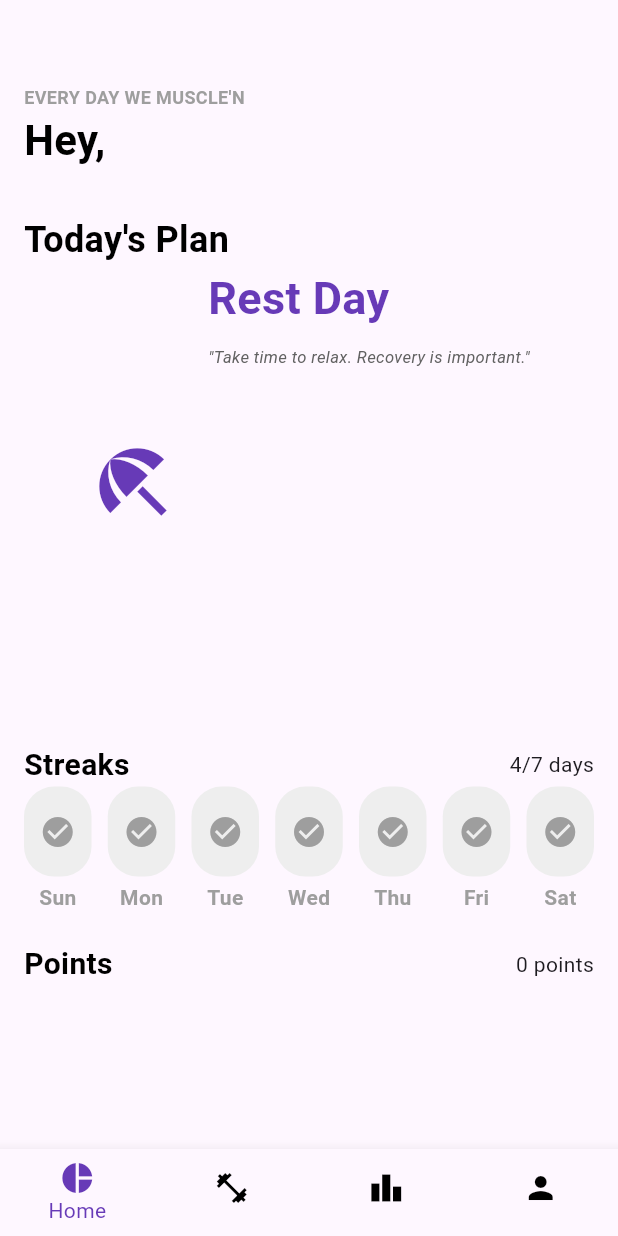
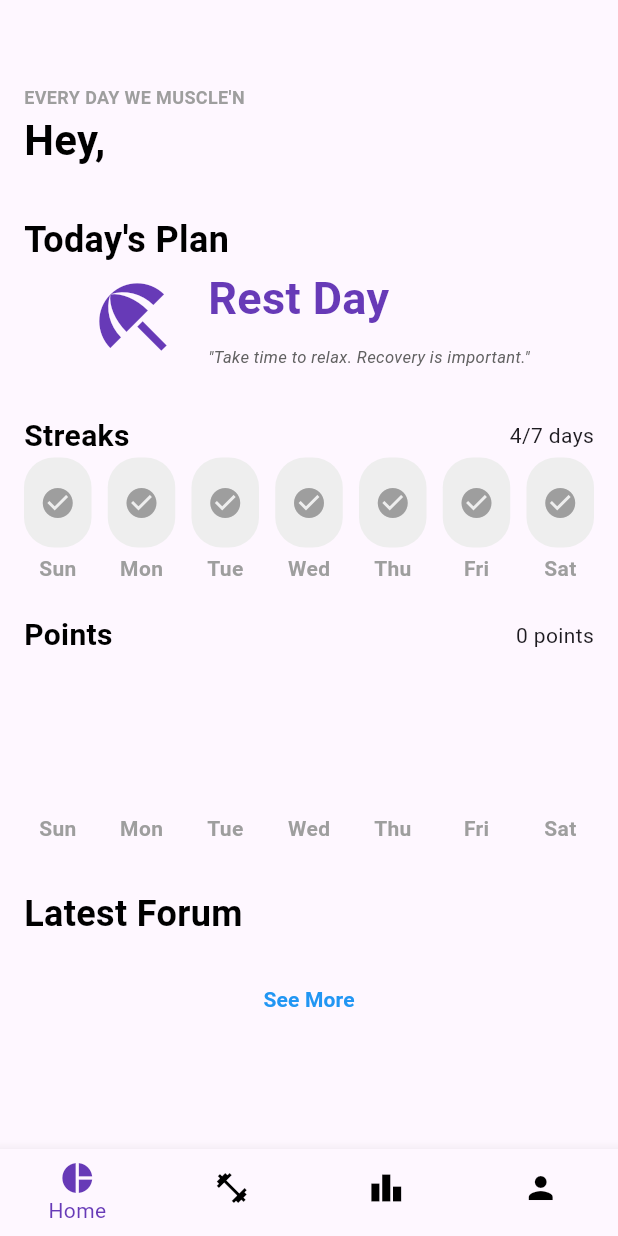
Before and after one commit to Eilhie/BuddyQuest, a Flutter app: the HomePage screen opened by its route, on a phone screen of 412 x 824 dp. Run offline on Flutter 3.47's test engine with Material 3 defaults, Android fonts, the phone set to English and light mode, and no system bars; our stand-ins replace cloud_firestore, firebase_auth, firebase_core, flutter_dotenv, google_sign_in, shared_preferences; accounts and stored records are empty.

Commit message:
MAKE IT DYNAMIC FOR TODAY PLANS

```diff
--- a/lib/home_page.dart
+++ b/lib/home_page.dart
@@ -223,7 +223,8 @@ class _HomePageState extends State<HomePage> {
               ),
 
               // Today's plan from rici api
-              Container(child:FutureBuilder(
+            Container(
+              child: FutureBuilder(
                 future: userService.getUserWorkoutCategory(currUid ?? ""),
                 builder: (context, snapshot) {
                   if (snapshot.connectionState == ConnectionState.waiting) {
@@ -231,8 +232,14 @@ class _HomePageState extends State<HomePage> {
                   }
                   return FutureBuilder(
                     future: Future.wait([
-                      workoutPlanService.getExcerciseByCategoryDay(snapshot.data ?? "", listOfDays.indexWhere((dow) => dow == selectedDay)),
-                      workoutPlanService.getUserProgressByDay(currUid, listOfDays.indexWhere((dow) => dow == selectedDay))
+                      workoutPlanService.getExcerciseByCategoryDay(
+                        snapshot.data ?? "",
+                        listOfDays.indexWhere((dow) => dow == selectedDay),
+                      ),
+                      workoutPlanService.getUserProgressByDay(
+                        currUid,
+                        listOfDays.indexWhere((dow) => dow == selectedDay),
+                      )
                     ]),
                     builder: (context, snapshot) {
                       if (snapshot.connectionState == ConnectionState.waiting) {
@@ -245,11 +252,11 @@ class _HomePageState extends State<HomePage> {
                               crossAxisAlignment: CrossAxisAlignment.center,
                               children: [
                                 Icon(
-                                  Icons.beach_access, // Icon representing rest, like a beach or vacation icon
+                                  Icons.beach_access, // Icon representing rest
                                   size: 60,
                                   color: Colors.deepPurple,
                                 ),
-                                SizedBox(width: 20), // Spacing between icon and text
+                                SizedBox(width: 20),
                                 Column(
                                   crossAxisAlignment: CrossAxisAlignment.start,
                                   children: [
@@ -278,11 +285,12 @@ class _HomePageState extends State<HomePage> {
                           );
                         }
 
-
                         Map<String, dynamic>? exercisesOfDay = snapshot.data?[0] as Map<String, dynamic>;
                         List<String> doneExercisesOfDay = snapshot.data?[1] as List<String>;
-                        print(exercisesOfDay);
+
                         return ListView.builder(
+                          shrinkWrap: true, // Ensures the ListView's height is determined by its content
+                          physics: NeverScrollableScrollPhysics(), // Prevents scrolling inside the ListView
                           itemCount: exercisesOfDay["exercises"].length ?? 0,
                           itemBuilder: (context, index) {
                             Map<String, dynamic> currIndexExercise = exercisesOfDay["exercises"][index];
@@ -299,14 +307,9 @@ class _HomePageState extends State<HomePage> {
 
                             var currIsBlacked = doneExercisesOfDay.contains(currIndexExercise["name"]);
 
-                            print(exerciseDetails);
-                            print(exerciseDetailsText);
-                            print(currIndexExercise);
-
                             return GestureDetector(
                               onTap: () {
                                 if (!currIsBlacked) {
-                                  // Not blacked out
                                   showDialog(
                                     context: context,
                                     builder: (BuildContext context) {
@@ -326,17 +329,20 @@ class _HomePageState extends State<HomePage> {
                                         actions: [
                                           TextButton(
                                             onPressed: () async {
-                                              await workoutPlanService.updateUserProgressByDay(currUid, listOfDays.indexWhere((dow) => dow == selectedDay), currIndexExercise["name"]);
+                                              await workoutPlanService.updateUserProgressByDay(
+                                                currUid,
+                                                listOfDays.indexWhere((dow) => dow == selectedDay),
+                                                currIndexExercise["name"],
+                                              );
                                               await userService.addUserPoints(currUid ?? "", 50);
-                                              // Blackout current card
-                                              Navigator.pop(context); // Close the dialog
+                                              Navigator.pop(context);
                                               setState(() {});
                                             },
                                             child: Text("Finish Workout"),
                                           ),
                                           TextButton(
                                             onPressed: () {
-                                              Navigator.pop(context); // Close the dialog
+                                              Navigator.pop(context);
                                             },
                                             child: Text("Close"),
                                           ),
@@ -349,7 +355,7 @@ class _HomePageState extends State<HomePage> {
                               child: Card(
                                 elevation: 3,
                                 margin: EdgeInsets.symmetric(vertical: 8),
-                                color: currIsBlacked ? Colors.green.withOpacity(0.5) : null, // Blackout effect for individual card
+                                color: currIsBlacked ? Colors.green.withOpacity(0.5) : null,
                                 child: ListTile(
                                   leading: Icon(Icons.fitness_center, color: Colors.deepPurple),
                                   title: Text(
@@ -368,14 +374,13 @@ class _HomePageState extends State<HomePage> {
                   );
                 },
               ),
-                width: MediaQuery.of(context).size.width, // 80% of screen width
-                height: MediaQuery.of(context).size.height * 0.35, // 20% of screen height
-              ),
+              width: MediaQuery.of(context).size.width,
+            ),
 
 
 
 
-              const SizedBox(height: 30),
+            const SizedBox(height: 30),
               const Row(
                 mainAxisAlignment: MainAxisAlignment.spaceBetween,
                 children: [
```
